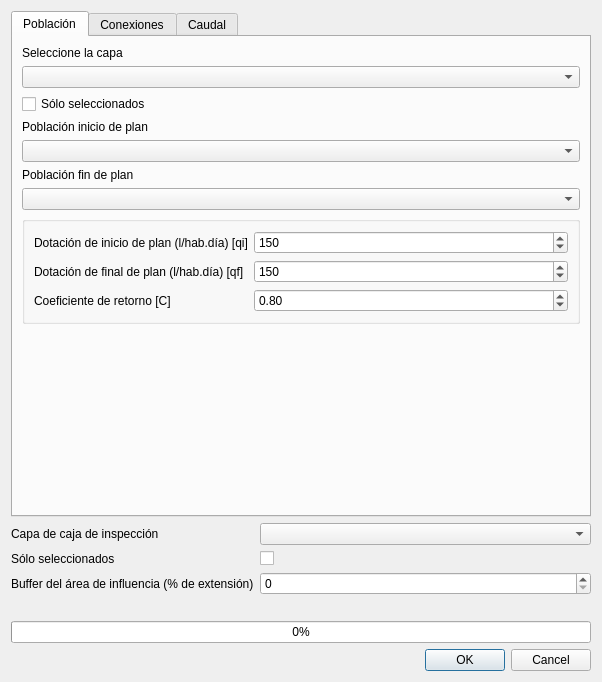
The window that app/resources/flow_dialog.ui (sanibid/red_basica) describes before a commit, drawn with Qt 5.
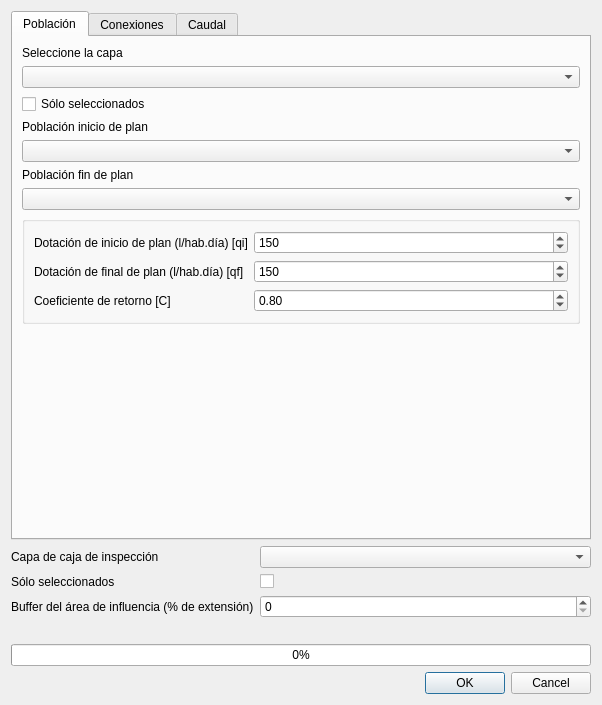
The same window after the commit.

Diff of the .ui file:
```diff
--- a/app/resources/flow_dialog.ui
+++ b/app/resources/flow_dialog.ui
@@ -7,7 +7,7 @@
     <x>0</x>
     <y>0</y>
     <width>602</width>
-    <height>682</height>
+    <height>705</height>
    </rect>
   </property>
   <property name="windowTitle">
```
Left out of the diff: 8 changed lines with no effect on the pictures.
